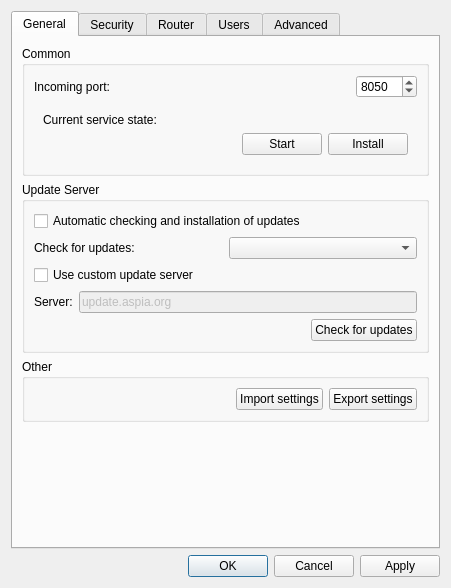
dchapyshev/aspia, file source/host/ui/config_dialog.ui: the form before one commit.
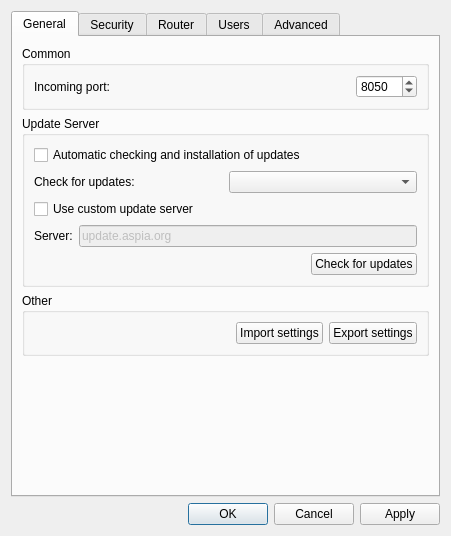
The form after the commit. Icons and pictures are not drawn.

```diff
--- a/source/host/ui/config_dialog.ui
+++ b/source/host/ui/config_dialog.ui
@@ -7,7 +7,7 @@
     <x>0</x>
     <y>0</y>
     <width>451</width>
-    <height>588</height>
+    <height>536</height>
    </rect>
   </property>
   <property name="windowTitle">
@@ -67,50 +67,6 @@
             </item>
            </layout>
           </item>
-          <item>
-           <widget class="QWidget" name="widget_service" native="true">
-            <layout class="QVBoxLayout" name="verticalLayout_4">
-             <item>
-              <widget class="QLabel" name="label_service_status">
-               <property name="text">
-                <string notr="true">Current service state:</string>
-               </property>
-              </widget>
-             </item>
-             <item>
-              <layout class="QHBoxLayout" name="horizontalLayout_2">
-               <item>
-                <spacer name="horizontalSpacer">
-                 <property name="orientation">
-                  <enum>Qt::Orientation::Horizontal</enum>
-                 </property>
-                 <property name="sizeHint" stdset="0">
-                  <size>
-                   <width>40</width>
-                   <height>20</height>
-                  </size>
-                 </property>
-                </spacer>
-               </item>
-               <item>
-                <widget class="QPushButton" name="button_service_start_stop">
-                 <property name="text">
-                  <string notr="true">Start</string>
-                 </property>
-                </widget>
-               </item>
-               <item>
-                <widget class="QPushButton" name="button_service_install_remove">
-                 <property name="text">
-                  <string notr="true">Install</string>
-                 </property>
-                </widget>
-               </item>
-              </layout>
-             </item>
-            </layout>
-           </widget>
-          </item>
          </layout>
         </widget>
        </item>
```
